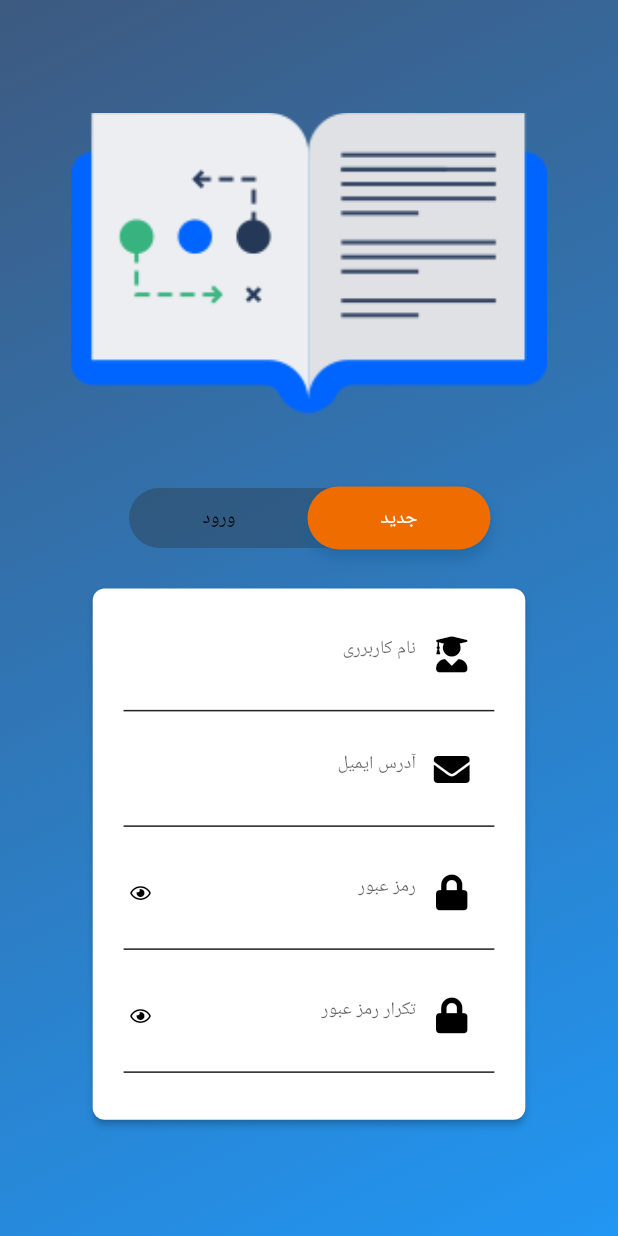
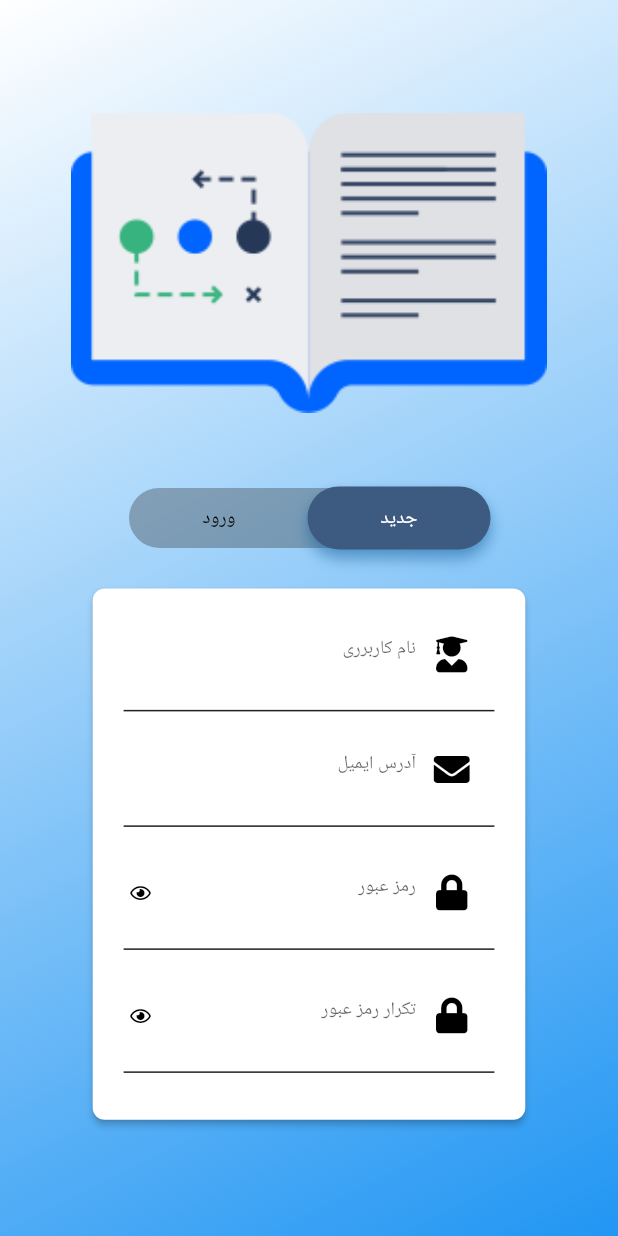
Before and after one commit to riasati/Tahlil_Mobile, a Flutter app: the LoginPage screen opened directly, after a tap on "جدید", on a phone screen of 412 x 824 dp. Run offline on Flutter 3.47's test engine with Material 2 defaults, Android fonts, the phone set to English and light mode, and no system bars; drawn by our look-alikes of loading_overlay; our stand-ins replace font_awesome_flutter, image_picker, rflutter_alert, rounded_loading_button, shared_preferences; accounts and stored records are empty; Roboto replaces fonts that are missing (WorkSansSemiBold).

Commit message:
Change color of login singup

```diff
--- a/samproject/lib/pages/LoginSignupPage/LoginPage.dart
+++ b/samproject/lib/pages/LoginSignupPage/LoginPage.dart
@@ -32,7 +32,7 @@ class _LoginPageState extends State<LoginPage> {
                   colors: [
                     // Theme.Colors.loginGradientStart,
                     // Theme.Colors.loginGradientEnd
-                    Color(0xFF3D5A80),
+                    Colors.white,
                     Colors.blue
                   ],
                   begin: const FractionalOffset(0.0, 0.0),
--- a/samproject/lib/pages/LoginSignupPage/MenuBar/bubble_Indication_painter.dart
+++ b/samproject/lib/pages/LoginSignupPage/MenuBar/bubble_Indication_painter.dart
@@ -17,7 +17,7 @@ class TabIndicationPainter extends CustomPainter {
         this.radius,
         this.dy, this.pageController) : super(repaint: pageController) {
     painter = new Paint()
-      ..color = Colors.orange[800]
+      ..color = Color(0xFF3D5A80)
       ..style = PaintingStyle.fill;
   }
 
--- a/samproject/lib/pages/LoginSignupPage/SignIn/SignInPage.dart
+++ b/samproject/lib/pages/LoginSignupPage/SignIn/SignInPage.dart
@@ -154,7 +154,7 @@ class _SignInPageState extends State<SignInPage> {
                   // ),
                   child: RoundedLoadingButton(
                     // curve: RoundedRectangleBorder(borderRadius: BorderRadius.all(Radius.circular(5.0))),
-                    color: Colors.orange[900],
+                    color: Color(0xFF3D5A80),
                     controller: btnController,
                     child: Padding(
                       padding: const EdgeInsets.symmetric(
--- a/samproject/lib/pages/LoginSignupPage/SignUp/SignUpPage.dart
+++ b/samproject/lib/pages/LoginSignupPage/SignUp/SignUpPage.dart
@@ -316,7 +316,7 @@ class _SignUpPageState extends State<SignUpPage> {
                   // highlightColor: Colors.transparent,
                   // // splashColor: Theme.Colors.loginGradientEnd,
                   // shape: RoundedRectangleBorder(borderRadius: BorderRadius.all(Radius.circular(5.0))),
-                  color: Colors.orange[900],
+                  color: Color(0xFF3D5A80),
                   controller: btnController,
                   child: Padding(
                     padding: const EdgeInsets.symmetric(
```
